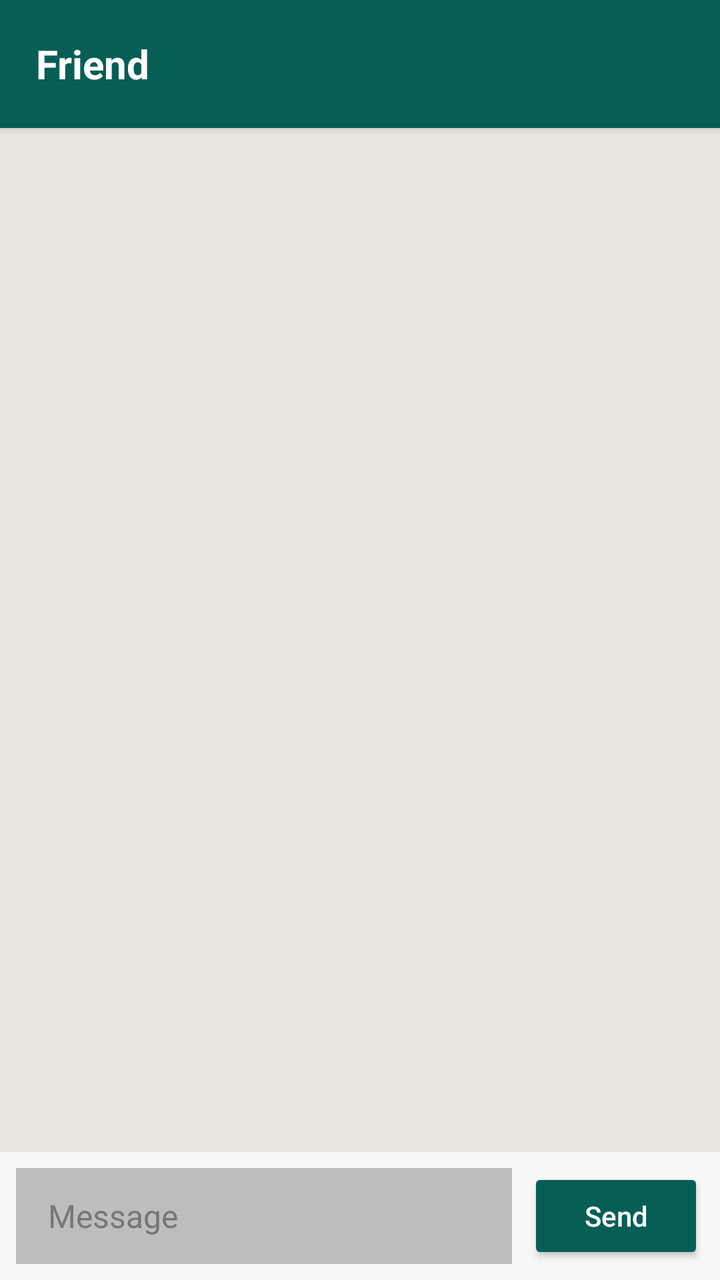
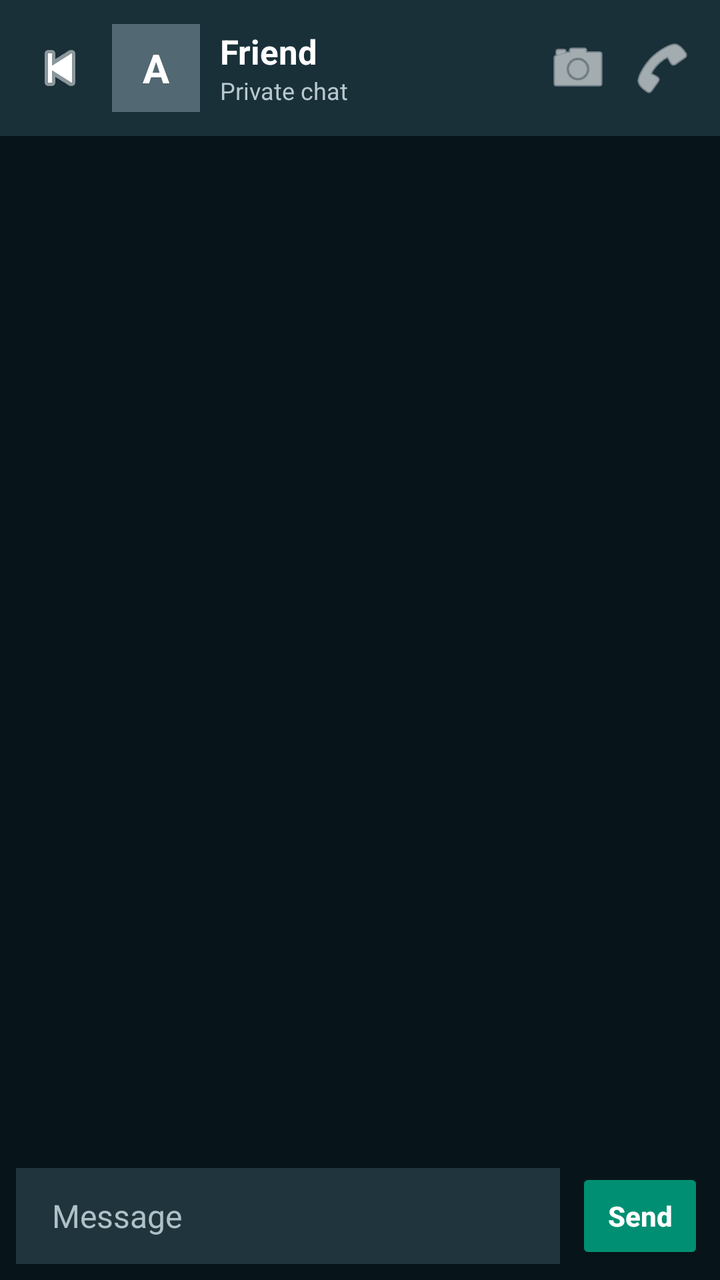

Compare the two renders of this Android layout. The source of the first and the diff that turns it into the second are given below.
<!-- AndroidManifest.xml: application theme android:Theme.Material.NoActionBar -->
<!-- res/layout/activity_chat.xml -->
<?xml version="1.0" encoding="utf-8"?>
<LinearLayout xmlns:android="http://schemas.android.com/apk/res/android"
    android:layout_width="match_parent"
    android:layout_height="match_parent"
    android:orientation="vertical"
    android:background="#EAE6DF">

    
    <LinearLayout
        android:layout_width="match_parent"
        android:layout_height="64dp"
        android:gravity="center_vertical"
        android:orientation="horizontal"
        android:paddingStart="18dp"
        android:paddingEnd="18dp"
        android:background="#075E54"
        android:elevation="3dp">

        <TextView
            android:id="@+id/chatTitle"
            android:layout_width="0dp"
            android:layout_height="wrap_content"
            android:layout_weight="1"
            android:text="Friend"
            android:textColor="#FFFFFF"
            android:textSize="20sp"
            android:textStyle="bold"
            android:maxLines="1" />

    </LinearLayout>

    
    <androidx.recyclerview.widget.RecyclerView
        android:id="@+id/chatRecyclerView"
        android:layout_width="match_parent"
        android:layout_height="0dp"
        android:layout_weight="1"
        android:paddingStart="8dp"
        android:paddingEnd="8dp"
        android:paddingTop="12dp"
        android:paddingBottom="12dp"
        android:clipToPadding="false"
        android:overScrollMode="never" />

    
    <LinearLayout
        android:layout_width="match_parent"
        android:layout_height="wrap_content"
        android:orientation="horizontal"
        android:gravity="center_vertical"
        android:padding="8dp"
        android:background="#F7F7F7">

        <EditText
            android:id="@+id/messageInput"
            android:layout_width="0dp"
            android:layout_height="48dp"
            android:layout_weight="1"
            android:hint="Message"
            android:inputType="textCapSentences|textMultiLine"
            android:maxLength="2000"
            android:maxLines="4"
            android:paddingStart="16dp"
            android:paddingEnd="16dp"
            android:backgroundTint="#BDBDBD"
            android:background="#FFFFFF"
            android:textColor="#202124"
            android:textColorHint="#777777"
            android:textSize="16sp" />

        <Button
            android:id="@+id/sendButton"
            android:layout_width="wrap_content"
            android:layout_height="48dp"
            android:layout_marginStart="8dp"
            android:text="Send"
            android:textAllCaps="false"
            android:textColor="#FFFFFF"
            android:backgroundTint="#075E54" />

    </LinearLayout>

</LinearLayout>
<!-- resources referenced by this layout -->
<resources>

</resources>

<!-- the commit's change to res/layout/activity_chat.xml (unified diff, before → after) -->
@@ -3,29 +3,84 @@
     android:layout_width="match_parent"
     android:layout_height="match_parent"
     android:orientation="vertical"
-    android:background="#EAE6DF">
+    android:background="#07151B">
 
     
     <LinearLayout
         android:layout_width="match_parent"
-        android:layout_height="64dp"
+        android:layout_height="68dp"
         android:gravity="center_vertical"
         android:orientation="horizontal"
-        android:paddingStart="18dp"
-        android:paddingEnd="18dp"
-        android:background="#075E54"
-        android:elevation="3dp">
+        android:paddingStart="8dp"
+        android:paddingEnd="8dp"
+        android:background="#193039"
+        android:elevation="4dp">
+
+        <ImageButton
+            android:id="@+id/backButton"
+            android:layout_width="44dp"
+            android:layout_height="48dp"
+            android:src="@android:drawable/ic_media_previous"
+            android:contentDescription="Back"
+            android:background="?android:attr/selectableItemBackgroundBorderless"
+            android:tint="#FFFFFF" />
 
         <TextView
-            android:id="@+id/chatTitle"
+            android:id="@+id/chatAvatar"
+            android:layout_width="44dp"
+            android:layout_height="44dp"
+            android:layout_marginStart="4dp"
+            android:gravity="center"
+            android:background="#526872"
+            android:text="A"
+            android:textColor="#FFFFFF"
+            android:textSize="20sp"
+            android:textStyle="bold" />
+
+        <LinearLayout
             android:layout_width="0dp"
             android:layout_height="wrap_content"
             android:layout_weight="1"
-            android:text="Friend"
-            android:textColor="#FFFFFF"
-            android:textSize="20sp"
-            android:textStyle="bold"
-            android:maxLines="1" />
+            android:layout_marginStart="10dp"
+            android:orientation="vertical">
+
+            <TextView
+                android:id="@+id/chatTitle"
+                android:layout_width="match_parent"
+                android:layout_height="wrap_content"
+                android:text="Friend"
+                android:textColor="#FFFFFF"
+                android:textSize="17sp"
+                android:textStyle="bold"
+                android:maxLines="1"
+                android:ellipsize="end" />
+
+            <TextView
+                android:layout_width="wrap_content"
+                android:layout_height="wrap_content"
+                android:text="Private chat"
+                android:textColor="#B7C8CE"
+                android:textSize="12sp" />
+
+        </LinearLayout>
+
+        <ImageButton
+            android:id="@+id/videoCallButton"
+            android:layout_width="42dp"
+            android:layout_height="48dp"
+            android:src="@android:drawable/ic_menu_camera"
+            android:contentDescription="Video call"
+            android:background="?android:attr/selectableItemBackgroundBorderless"
+            android:tint="#FFFFFF" />
+
+        <ImageButton
+            android:id="@+id/voiceCallButton"
+            android:layout_width="42dp"
+            android:layout_height="48dp"
+            android:src="@android:drawable/ic_menu_call"
+            android:contentDescription="Voice call"
+            android:background="?android:attr/selectableItemBackgroundBorderless"
+            android:tint="#FFFFFF" />
 
     </LinearLayout>
 
@@ -35,11 +90,12 @@
         android:layout_width="match_parent"
         android:layout_height="0dp"
         android:layout_weight="1"
-        android:paddingStart="8dp"
-        android:paddingEnd="8dp"
+        android:paddingStart="10dp"
+        android:paddingEnd="10dp"
         android:paddingTop="12dp"
         android:paddingBottom="12dp"
         android:clipToPadding="false"
+        android:background="#07151B"
         android:overScrollMode="never" />
 
     
@@ -48,35 +104,44 @@
         android:layout_height="wrap_content"
         android:orientation="horizontal"
         android:gravity="center_vertical"
-        android:padding="8dp"
-        android:background="#F7F7F7">
+        android:paddingStart="8dp"
+        android:paddingEnd="8dp"
+        android:paddingTop="8dp"
+        android:paddingBottom="8dp"
+        android:background="#07151B">
 
         <EditText
             android:id="@+id/messageInput"
             android:layout_width="0dp"
-            android:layout_height="48dp"
+            android:layout_height="wrap_content"
             android:layout_weight="1"
+            android:minHeight="48dp"
+            android:maxHeight="120dp"
             android:hint="Message"
             android:inputType="textCapSentences|textMultiLine"
             android:maxLength="2000"
             android:maxLines="4"
-            android:paddingStart="16dp"
-            android:paddingEnd="16dp"
-            android:backgroundTint="#BDBDBD"
-            android:background="#FFFFFF"
-            android:textColor="#202124"
-            android:textColorHint="#777777"
-            android:textSize="16sp" />
+            android:paddingStart="18dp"
+            android:paddingEnd="18dp"
+            android:paddingTop="12dp"
+            android:paddingBottom="12dp"
+            android:background="#20343D"
+            android:textColor="#FFFFFF"
+            android:textColorHint="#AFC0C7"
+            android:textSize="16sp"
+            android:layout_marginEnd="8dp" />
 
         <Button
             android:id="@+id/sendButton"
             android:layout_width="wrap_content"
             android:layout_height="48dp"
-            android:layout_marginStart="8dp"
+            android:minWidth="64dp"
             android:text="Send"
             android:textAllCaps="false"
+            android:textSize="14sp"
+            android:textStyle="bold"
             android:textColor="#FFFFFF"
-            android:backgroundTint="#075E54" />
+            android:backgroundTint="#008F72" />
 
     </LinearLayout>
 
